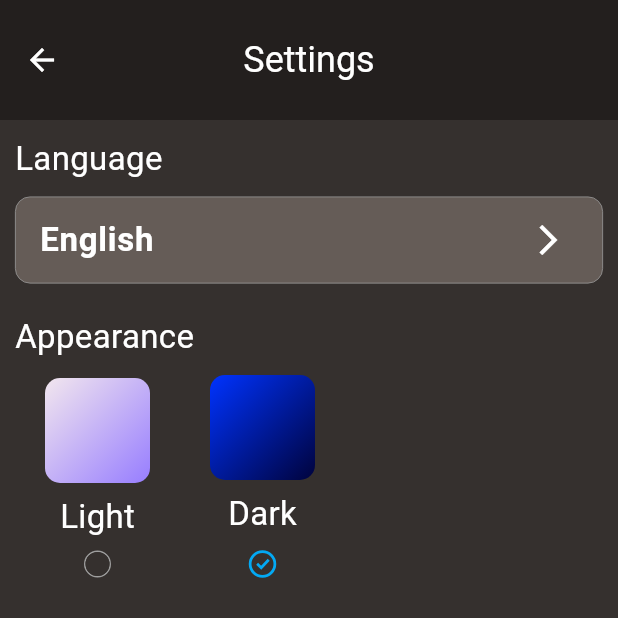
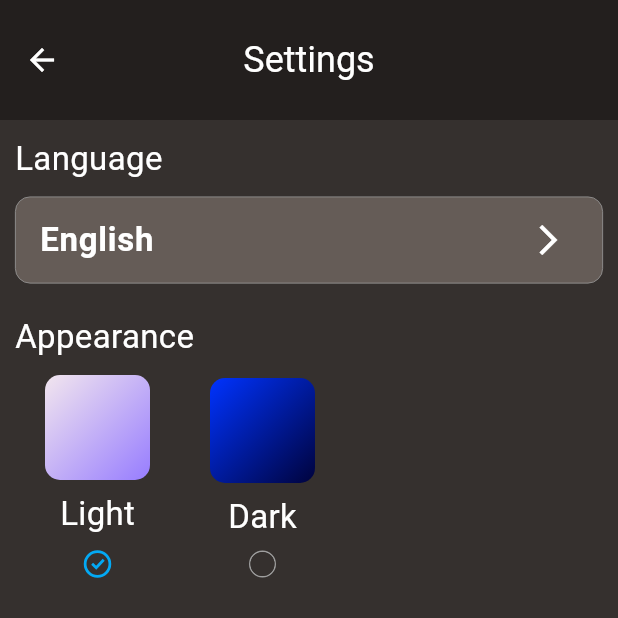
Before and after one commit to hoangtrieuVN39/StarGazer, a Flutter app: the SettingScreen screen opened by its route, on a phone screen of 412 x 824 dp, the top half of it. Run offline on Flutter 3.47's test engine with Material 3 defaults, Android fonts, the light colour scheme and no system bars; our stand-ins replace bloc, camera, equatable, flutter_bloc, flutter_svg, freezed_annotation and 2 more; missing offline and left inert: tflite_flutter; accounts and stored records are empty; network calls fail.

Commit message:
update setting

```diff
--- a/lib/core/constants/route_constants.dart
+++ b/lib/core/constants/route_constants.dart
@@ -15,4 +15,7 @@ class RouteConstants {
 
   //Prediction
   static const String prediction = '/prediction';
+
+  // minor screen
+  static const String language = '/language';
 }
--- /dev/null
+++ b/lib/features/setting/domain/usecases/setting_usecase.dart
@@ -0,0 +1,33 @@
+import 'package:shared_preferences/shared_preferences.dart';
+
+class SettingUseCase {
+  static Future<SharedPreferences> getPrefs() async {
+    return await SharedPreferences.getInstance();
+  }
+
+  static Future<void> saveTheme(int theme) async {
+    final prefs = await getPrefs();
+    print('saving theme');
+    await prefs.setInt('theme', theme);
+  }
+
+  static Future<void> saveLanguage(int language) async {
+    final prefs = await getPrefs();
+    print('saving language');
+    await prefs.setInt('language', language);
+  }
+
+  static Future<int> getTheme() async {
+    print('getting theme');
+    final prefs = await getPrefs();
+    print(prefs.getInt('theme'));
+    return prefs.getInt('theme') ?? 0; // Trả về 0 nếu không tồn tại
+  }
+
+  static Future<int> getLanguage() async {
+    print('getting language');
+    final prefs = await getPrefs();
+    print(prefs.getInt('language'));
+    return prefs.getInt('language') ?? 0; // Trả về 0 nếu không tồn tại
+  }
+}
--- /dev/null
+++ b/lib/features/setting/presentation/bloc/setting_bloc.dart
@@ -0,0 +1,28 @@
+import 'package:bloc/bloc.dart';
+import 'package:freezed_annotation/freezed_annotation.dart';
+import 'package:stargazer/features/setting/domain/usecases/setting_usecase.dart';
+
+part 'setting_event.dart';
+part 'setting_state.dart';
+part 'setting_bloc.freezed.dart';
+
+class SettingBloc extends Bloc<SettingEvent, SettingState> {
+  SettingBloc() : super(const SettingState()) {
+    on<_ThemeChanged>((event, emit) async {
+      await SettingUseCase.saveTheme(event.index);
+      emit(state.copyWith(theme: event.index));
+      print('theme from state : ${state.theme}');
+    });
+
+    on<_LanguageChanged>((event, emit) async {
+      await SettingUseCase.saveLanguage(event.index);
+      emit(state.copyWith(language: event.index));
+      print('language from state : ${state.language}');
+    });
+    on<_Initialized>((event, emit) async {
+      final theme = await SettingUseCase.getTheme();
+      final language = await SettingUseCase.getLanguage();
+      emit(state.copyWith(theme: theme, language: language, initialization: 1 ));
+    });
+  }
+}
--- /dev/null
+++ b/lib/features/setting/presentation/bloc/setting_event.dart
@@ -0,0 +1,8 @@
+part of 'setting_bloc.dart';
+
+@freezed
+class SettingEvent with _$SettingEvent {
+  const factory SettingEvent.ThemeChanged(int index) = _ThemeChanged;
+  const factory SettingEvent.LanguageChanged(int index) = _LanguageChanged;
+  const factory SettingEvent.Initialized() = _Initialized;
+}
--- /dev/null
+++ b/lib/features/setting/presentation/bloc/setting_state.dart
@@ -0,0 +1,10 @@
+part of 'setting_bloc.dart';
+
+@freezed
+class SettingState with _$SettingState {
+  const factory SettingState({
+    int? theme,
+    int? language,
+    @Default(0) int initialization,
+  }) = _SettingState;
+}
--- a/lib/features/setting/presentation/view/SettingScreen.dart
+++ b/lib/features/setting/presentation/view/SettingScreen.dart
@@ -1,7 +1,9 @@
 import 'package:flutter/material.dart';
-
+import 'package:flutter_bloc/flutter_bloc.dart';
 import 'package:flutter_svg/svg.dart';
+import 'package:stargazer/core/constants/route_constants.dart';
 import 'package:stargazer/core/utils/colors.dart';
+import 'package:stargazer/features/setting/presentation/bloc/setting_bloc.dart';
 
 class SettingScreen extends StatefulWidget {
   final int? index;
@@ -12,12 +14,33 @@ class SettingScreen extends StatefulWidget {
 }
 
 class _SettingScreenState extends State<SettingScreen> {
-  final GlobalKey<ScaffoldState> _scaffoldKey = GlobalKey<ScaffoldState>();
-  int theme = 1;
+  // int? theme = 0;
+  // int? language = 0;
+  // @override
+  // void initState() {
+  //   super.initState();
+  //   context.read<SettingBloc>().add(const SettingEvent.Initialized());
+  //   setState(() {
+  //     theme = context.read<SettingBloc>().state.theme;
+  //     language = context.read<SettingBloc>().state.language;
+  //   });
+  // }
+  int? selectedLanguage;
+  @override
+  void didChangeDependencies() {
+    super.didChangeDependencies();
+    final args = ModalRoute.of(context)?.settings.arguments;
+    if (args is int) {
+      setState(() {
+        print('received arg ');
+        selectedLanguage = args;
+      });
+    }
+  }
+
   @override
   Widget build(BuildContext context) {
     return Scaffold(
-      key: _scaffoldKey,
       appBar: AppBar(
         leading: IconButton(
           icon: Icon(Icons.arrow_back, color: Colors.white),
@@ -34,7 +57,25 @@ class _SettingScreenState extends State<SettingScreen> {
         ),
         backgroundColor: AppColors.coal(1.0),
       ),
-      body: Container(
+      body: BlocProvider(
+        create: (content) => SettingBloc(),
+        child: BlocConsumer<SettingBloc, SettingState>(
+          listener: (context, state) {
+            if (selectedLanguage != null) {
+              context.read<SettingBloc>().add(
+                SettingEvent.LanguageChanged(selectedLanguage!),
+              );
+            }
+            if (selectedLanguage != null &&
+                selectedLanguage != state.language) {
+              print('da thay doi');
+            }
+          },
+          builder: (BuildContext context, SettingState state) {
+            if (state.initialization == 0) {
+              context.read<SettingBloc>().add(const SettingEvent.Initialized());
+            }
+            return Container(
               color: Color.fromRGBO(53, 48, 46, 1),
               child: Column(
                 crossAxisAlignment: CrossAxisAlignment.start,
@@ -61,11 +102,13 @@ class _SettingScreenState extends State<SettingScreen> {
                         color: Color.fromRGBO(245, 223, 210, 0.25),
                       ),
                       child: GestureDetector(
-                  onTap: () {},
+                        onTap: () {
+                          Navigator.pushNamed(context, RouteConstants.language);
+                        },
                         child: Center(
                           child: ListTile(
                             title: Text(
-                        'English',
+                              state.language == 0 ? 'English' : 'VietNamese',
                               style: TextStyle(
                                 fontSize: 22,
                                 fontWeight: FontWeight.bold,
@@ -118,10 +161,17 @@ class _SettingScreenState extends State<SettingScreen> {
                                         238,
                                         1,
                                       ), // Màu đầu tiên
-                                Color.fromRGBO(151, 125, 255, 1), // Màu thứ hai
+                                      Color.fromRGBO(
+                                        151,
+                                        125,
+                                        255,
+                                        1,
+                                      ), // Màu thứ hai
                                     ],
                                   ), // Màu nền
-                            borderRadius: BorderRadius.circular(10), // Bo góc
+                                  borderRadius: BorderRadius.circular(
+                                    10,
+                                  ), // Bo góc
                                 ),
                               ),
                             ),
@@ -129,19 +179,22 @@ class _SettingScreenState extends State<SettingScreen> {
                               padding: EdgeInsets.only(left: 20, top: 7),
                               child: Text(
                                 'Light',
-                          style: TextStyle(fontSize: 22, color: Colors.white),
+                                style: TextStyle(
+                                  fontSize: 22,
+                                  color: Colors.white,
+                                ),
                               ),
                             ),
 
                             Padding(
                               padding: EdgeInsets.only(left: 20, top: 7),
                               child:
-                            theme != 0
+                                  state.theme != 0
                                       ? InkWell(
                                         onTap: () {
-                                    setState(() {
-                                      theme = 0;
-                                    });
+                                          context.read<SettingBloc>().add(
+                                            SettingEvent.ThemeChanged(0),
+                                          );
                                         },
                                         child: Container(
                                           decoration: BoxDecoration(
@@ -196,7 +249,9 @@ class _SettingScreenState extends State<SettingScreen> {
                                       Color(0xFF00033D), // Màu thứ hai
                                     ],
                                   ), // Màu nền
-                            borderRadius: BorderRadius.circular(10), // Bo góc
+                                  borderRadius: BorderRadius.circular(
+                                    10,
+                                  ), // Bo góc
                                 ),
                               ),
                             ),
@@ -204,19 +259,22 @@ class _SettingScreenState extends State<SettingScreen> {
                               padding: EdgeInsets.only(left: 40, top: 7),
                               child: Text(
                                 'Dark',
-                          style: TextStyle(fontSize: 22, color: Colors.white),
+                                style: TextStyle(
+                                  fontSize: 22,
+                                  color: Colors.white,
+                                ),
                               ),
                             ),
 
                             Padding(
                               padding: EdgeInsets.only(left: 40, top: 7),
                               child:
-                            theme != 1
+                                  state.theme != 1
                                       ? InkWell(
                                         onTap: () {
-                                    setState(() {
-                                      theme = 1;
-                                    });
+                                          context.read<SettingBloc>().add(
+                                            SettingEvent.ThemeChanged(1),
+                                          );
                                         },
                                         child: Container(
                                           decoration: BoxDecoration(
@@ -254,6 +312,9 @@ class _SettingScreenState extends State<SettingScreen> {
                   ),
                 ],
               ),
+            );
+          },
+        ),
       ),
     );
   }
```
Also changed, not shown: lib/core/routes/app_routes.dart (+4 -23 lines), lib/features/setting/presentation/view/LanguageSelect.dart (added, +195 -0 lines), lib/main.dart (+6 -2 lines), lib/features/home/presentation/bloc/home_bloc.freezed.dart, lib/features/setting/presentation/bloc/setting_bloc.freezed.dart (added). Lines whose indentation alone changed are shown as unchanged.
